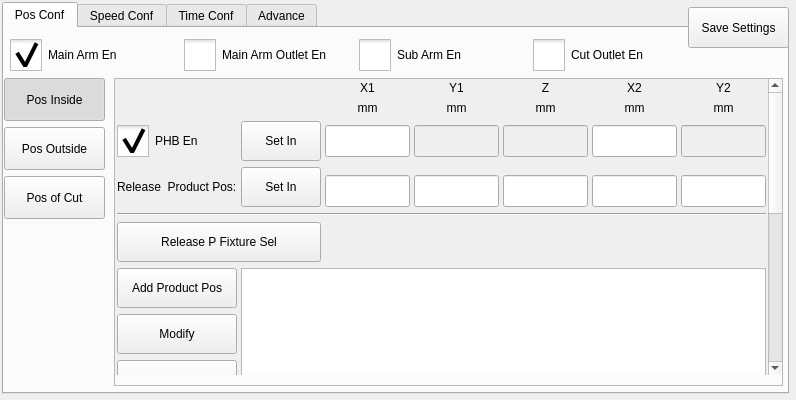
dongdong-2009/3-5AxisRobot, file hcinstruction/icsimpleteachpage.ui: the form before one commit.
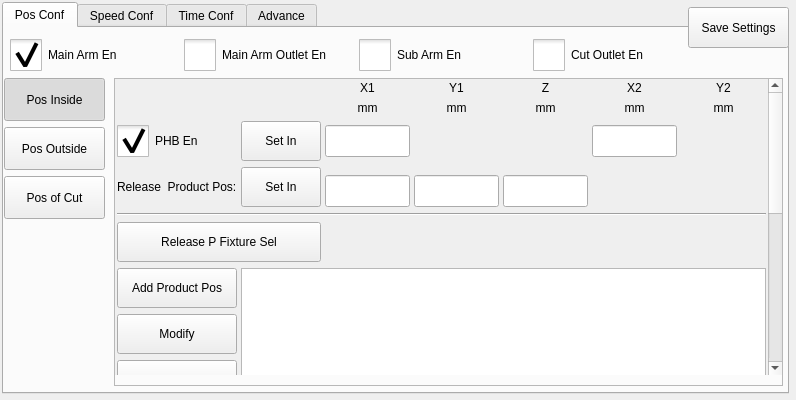
The form after the commit. The open tabs and pages were chosen to show the change. Icons and pictures are not drawn. Custom widgets are drawn as their Qt base class.

The edit to the form file:
```diff
--- a/hcinstruction/icsimpleteachpage.ui
+++ b/hcinstruction/icsimpleteachpage.ui
@@ -533,8 +533,8 @@
           <property name="geometry">
            <rect>
             <x>0</x>
-            <y>0</y>
-            <width>348</width>
+            <y>-364</y>
+            <width>653</width>
             <height>660</height>
            </rect>
           </property>
@@ -707,22 +707,6 @@
              </property>
             </widget>
            </item>
-           <item row="2" column="7">
-            <widget class="ICLineEditWithVirtualNumericKeypad" name="posBHorY2">
-             <property name="enabled">
-              <bool>false</bool>
-             </property>
-             <property name="minimumSize">
-              <size>
-               <width>0</width>
-               <height>32</height>
-              </size>
-             </property>
-             <property name="echoMode">
-              <enum>QLineEdit::Password</enum>
-             </property>
-            </widget>
-           </item>
            <item row="0" column="4">
             <widget class="QLabel" name="pIY1Label_2">
              <property name="text">
@@ -746,16 +730,6 @@
              </property>
             </widget>
            </item>
-           <item row="5" column="7">
-            <widget class="ICLineEditWithVirtualNumericKeypad" name="releaseProductPosY2">
-             <property name="minimumSize">
-              <size>
-               <width>0</width>
-               <height>32</height>
-              </size>
-             </property>
-            </widget>
-           </item>
            <item row="0" column="6">
             <widget class="QLabel" name="pIX2Label_2">
              <property name="text">
@@ -766,16 +740,6 @@
              </property>
             </widget>
            </item>
-           <item row="5" column="6">
-            <widget class="ICLineEditWithVirtualNumericKeypad" name="releaseProductPosX2">
-             <property name="minimumSize">
-              <size>
-               <width>0</width>
-               <height>32</height>
-              </size>
-             </property>
-            </widget>
-           </item>
            <item row="2" column="1">
             <widget class="QCheckBox" name="pHBEn">
              <property name="styleSheet">
@@ -994,22 +958,6 @@
              </property>
             </widget>
            </item>
-           <item row="2" column="5">
-            <widget class="ICLineEditWithVirtualNumericKeypad" name="posBHorZ">
-             <property name="enabled">
-              <bool>false</bool>
-             </property>
-             <property name="minimumSize">
-              <size>
-               <width>0</width>
-               <height>32</height>
-              </size>
-             </property>
-             <property name="echoMode">
-              <enum>QLineEdit::Password</enum>
-             </property>
-            </widget>
-           </item>
            <item row="7" column="3" colspan="5">
             <widget class="QLabel" name="releaseProductCFInfo">
              <property name="text">
@@ -1030,22 +978,6 @@
              </property>
             </widget>
            </item>
-           <item row="2" column="4">
-            <widget class="ICLineEditWithVirtualNumericKeypad" name="posBHorY1">
-             <property name="enabled">
-              <bool>false</bool>
-             </property>
-             <property name="minimumSize">
-              <size>
-               <width>0</width>
-               <height>32</height>
-              </size>
-             </property>
-             <property name="echoMode">
-              <enum>QLineEdit::Password</enum>
-             </property>
-            </widget>
-           </item>
            <item row="2" column="6">
             <widget class="ICLineEditWithVirtualNumericKeypad" name="posBHorX2">
              <property name="minimumSize">
```
Left out of the diff: 2 changed lines with no effect on the pictures.
